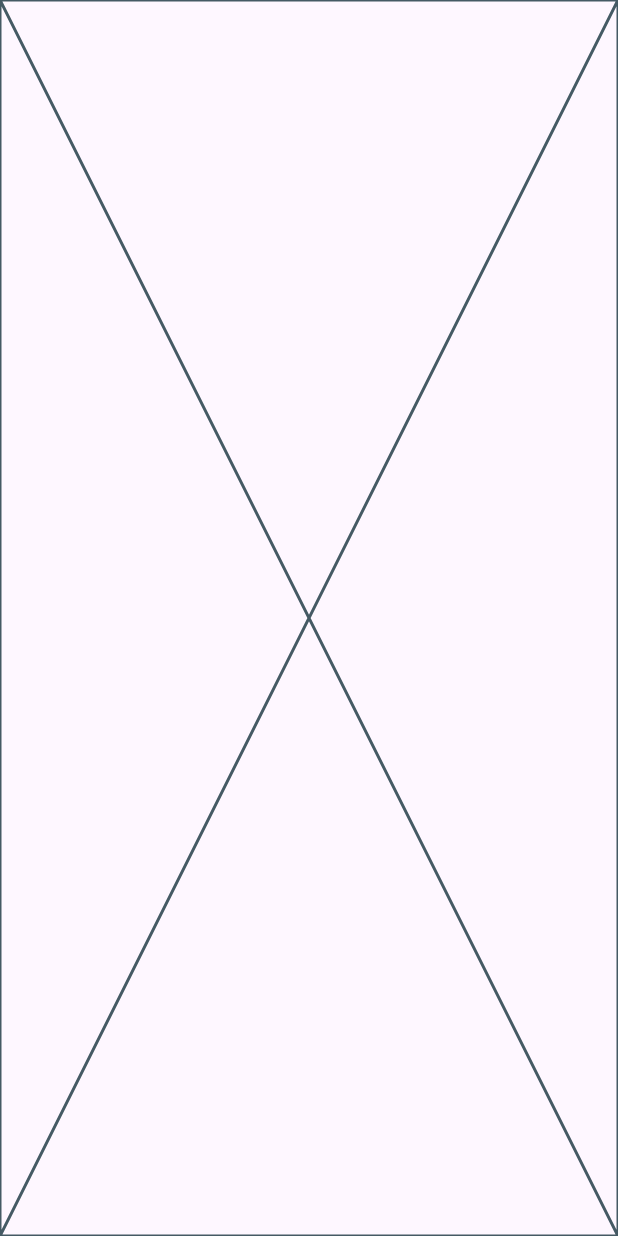
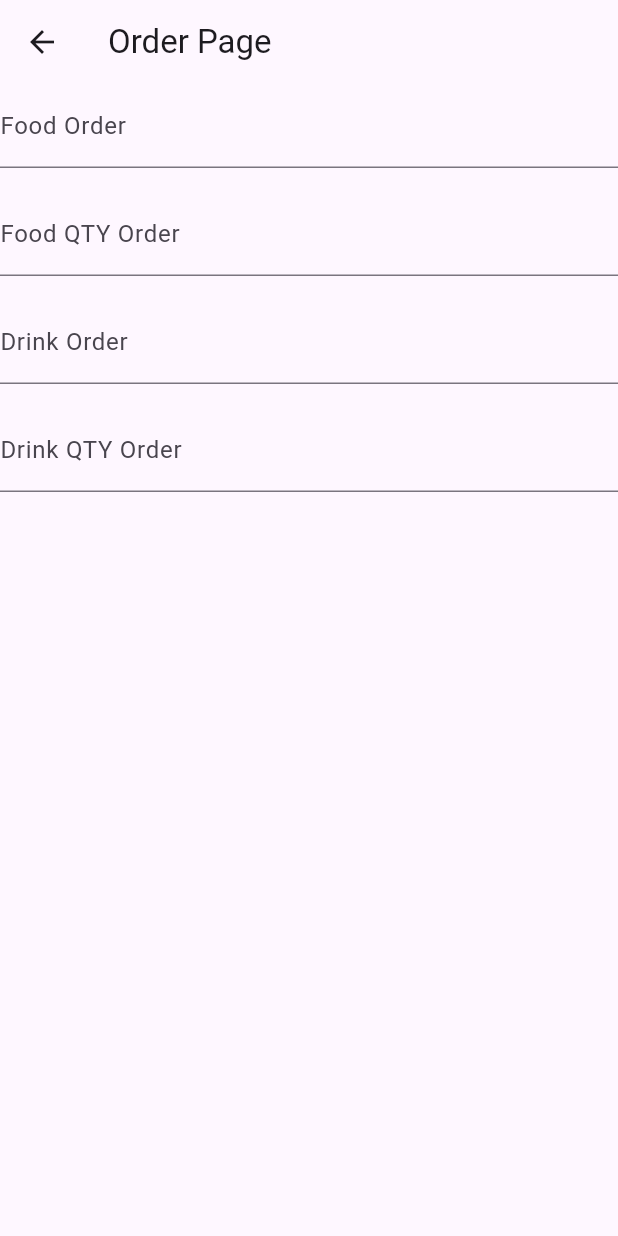
Before and after one commit to fasyaaa/20220140177_act4, a Flutter app: the Orderpage screen opened directly, on a phone screen of 412 x 824 dp. Run offline on Flutter 3.47's test engine with Material 3 defaults, Android fonts, the phone set to English and light mode, and no system bars.

Commit message:
ADD - Order form & validation

```diff
--- a/lib/navigation/orderpage.dart
+++ b/lib/navigation/orderpage.dart
@@ -25,6 +25,56 @@
 
   @override
   Widget build(BuildContext context) {
-    return const Placeholder();
+    final _formKey = GlobalKey<FormState>();
+    return Scaffold(
+      appBar: AppBar(title: Text('Order Page')),
+      body: Form(
+        child: Column(
+          spacing: 16,
+          children: [
+            TextFormField(
+              controller: makananController,
+              decoration: const InputDecoration(labelText: 'Food Order'),
+              validator: (value) {
+                if (value == null || value.isEmpty) {
+                  return 'Please enter your food order';
+                }
+                return null;
+              },
+            ),
+            TextFormField(
+              controller: jumlahMakananController,
+              decoration: const InputDecoration(labelText: 'Food QTY Order'),
+              validator: (value) {
+                if (value == null || value.isEmpty) {
+                  return 'Please enter your qty of food order';
+                }
+                return null;
+              },
+            ),
+            TextFormField(
+              controller: minumanController,
+              decoration: const InputDecoration(labelText: 'Drink Order'),
+              validator: (value) {
+                if (value == null || value.isEmpty) {
+                  return 'Please enter your drink order';
+                }
+                return null;
+              },
+            ),
+            TextFormField(
+              controller: jumlahMinumanController,
+              decoration: const InputDecoration(labelText: 'Drink QTY Order'),
+              validator: (value) {
+                if (value == null || value.isEmpty) {
+                  return 'Please enter your qty of drink order';
+                }
+                return null;
+              },
+            ),
+          ],
+        ),
+      ),
+    );
   }
 }
```
